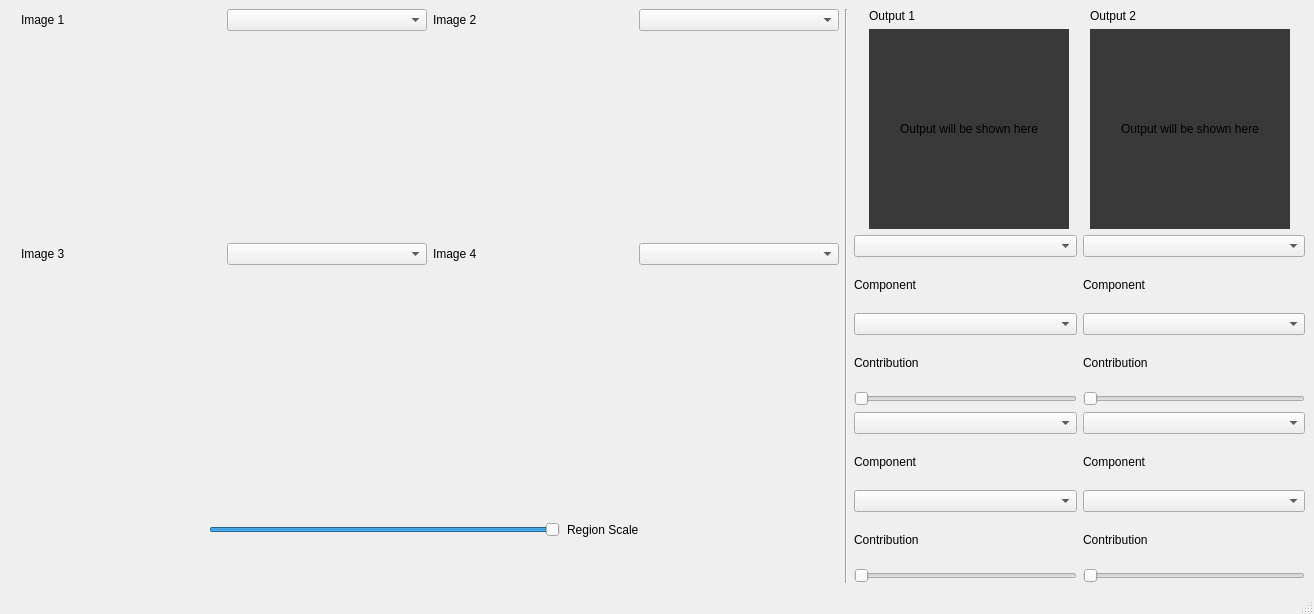
ossama971/fourier-transform-mixer, file mainwindow.ui: the form before one commit.
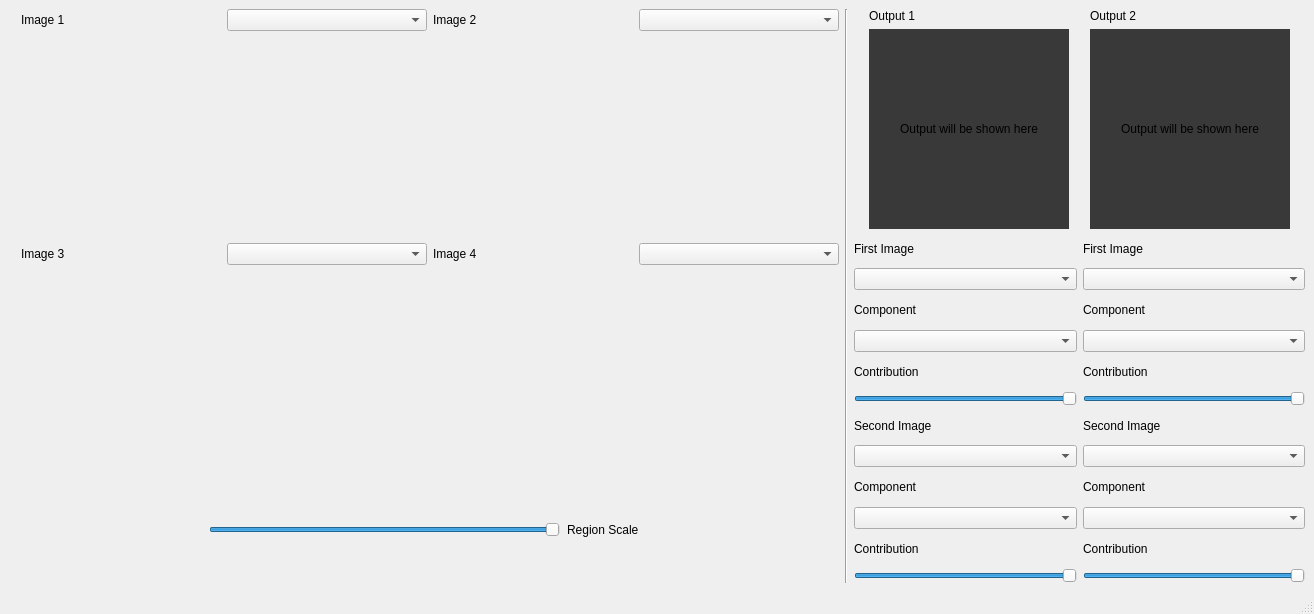
The form after the commit. Custom widgets are drawn as their Qt base class.

The edit to the form file:
```diff
--- a/mainwindow.ui
+++ b/mainwindow.ui
@@ -413,6 +413,13 @@
        <layout class="QGridLayout" name="gridLayout_7">
         <item row="0" column="1">
          <layout class="QVBoxLayout" name="verticalLayout_2">
+          <item>
+           <widget class="QLabel" name="label_3">
+            <property name="text">
+             <string>First Image</string>
+            </property>
+           </widget>
+          </item>
           <item>
            <widget class="QComboBox" name="image_1_output_2"/>
           </item>
@@ -435,6 +442,12 @@
           </item>
           <item>
            <widget class="QSlider" name="image_1_output_2_slider">
+            <property name="maximum">
+             <number>10</number>
+            </property>
+            <property name="value">
+             <number>10</number>
+            </property>
             <property name="orientation">
              <enum>Qt::Horizontal</enum>
             </property>
@@ -444,6 +457,13 @@
         </item>
         <item row="1" column="0">
          <layout class="QVBoxLayout" name="verticalLayout_3">
+          <item>
+           <widget class="QLabel" name="label_2">
+            <property name="text">
+             <string>Second Image</string>
+            </property>
+           </widget>
+          </item>
           <item>
            <widget class="QComboBox" name="image_2_output_1"/>
           </item>
@@ -466,6 +486,12 @@
           </item>
           <item>
            <widget class="QSlider" name="image_2_output_1_slider">
+            <property name="maximum">
+             <number>10</number>
+            </property>
+            <property name="value">
+             <number>10</number>
+            </property>
             <property name="orientation">
              <enum>Qt::Horizontal</enum>
             </property>
@@ -475,6 +501,13 @@
         </item>
         <item row="1" column="1">
          <layout class="QVBoxLayout" name="verticalLayout_4">
+          <item>
+           <widget class="QLabel" name="label_4">
+            <property name="text">
+             <string>Second Image</string>
+            </property>
+           </widget>
+          </item>
           <item>
            <widget class="QComboBox" name="image_2_output_2"/>
           </item>
@@ -497,6 +530,12 @@
           </item>
           <item>
            <widget class="QSlider" name="image_2_output_2_slider">
+            <property name="maximum">
+             <number>10</number>
+            </property>
+            <property name="value">
+             <number>10</number>
+            </property>
             <property name="orientation">
              <enum>Qt::Horizontal</enum>
             </property>
@@ -506,6 +545,13 @@
         </item>
         <item row="0" column="0">
          <layout class="QVBoxLayout" name="verticalLayout">
+          <item>
+           <widget class="QLabel" name="label">
+            <property name="text">
+             <string>First Image</string>
+            </property>
+           </widget>
+          </item>
           <item>
            <widget class="QComboBox" name="image_1_output_1"/>
           </item>
@@ -528,6 +574,12 @@
           </item>
           <item>
            <widget class="QSlider" name="image_1_output_1_slider">
+            <property name="maximum">
+             <number>10</number>
+            </property>
+            <property name="value">
+             <number>10</number>
+            </property>
             <property name="orientation">
              <enum>Qt::Horizontal</enum>
             </property>
```
